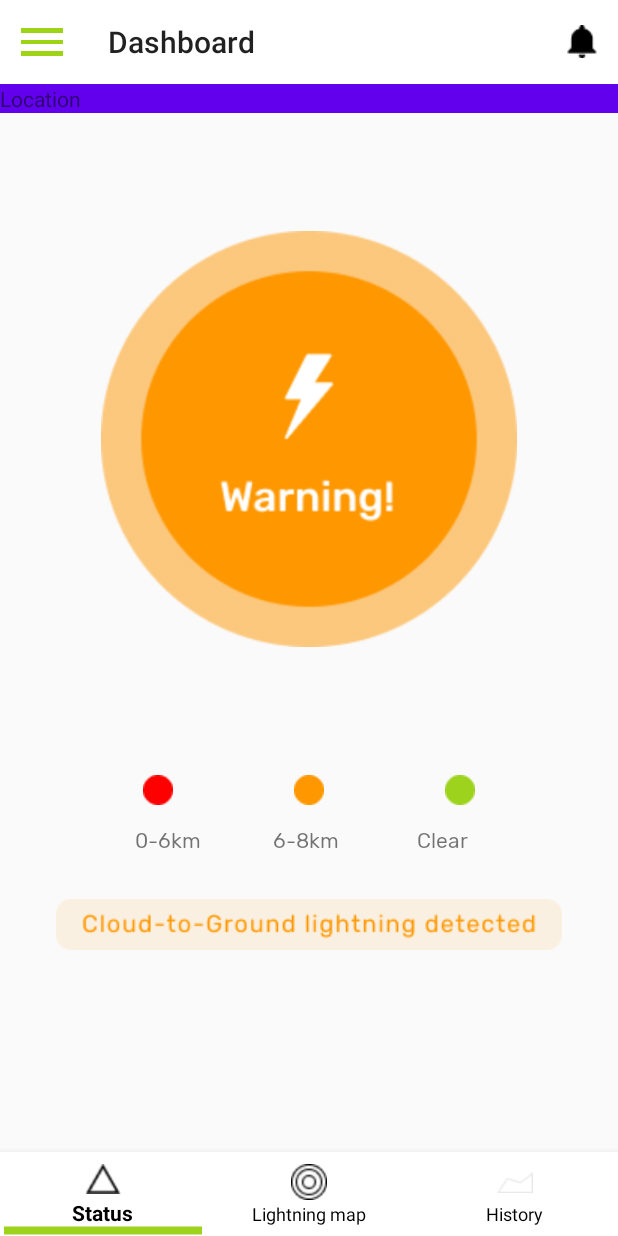
After one commit to npthongcs/Khind, an Android app: the StatusFragment screen opened directly, with no data from a screen before it, on a phone screen of 412 x 824 dp. The commit adds this screen. Run offline under Robolectric (Android 15) with nearby library versions, the phone set to English and light mode, and no system bars; 4 statements that could not run were skipped.

Commit message:
upload fr status

```diff
--- a/app/src/main/AndroidManifest.xml
+++ b/app/src/main/AndroidManifest.xml
@@ -12,9 +12,9 @@
         android:supportsRtl="true"
         android:theme="@style/Theme.AppCompat.Light.NoActionBar">
         <activity android:name=".activity.NotifyActivity"></activity>
-        <!-- <activity android:name=".activity.HomeActivity"></activity> -->
-        <activity android:name=".activity.MainActivity" />
-        <activity android:name=".activity.HomeActivity">
+         <activity android:name=".activity.HomeActivity"></activity>
+<!--        <activity android:name=".activity.MainActivity" />-->
+        <activity android:name=".activity.MainActivity">
             <intent-filter>
                 <action android:name="android.intent.action.MAIN" />
 
--- a/app/src/main/java/com/example/khind/activity/HomeActivity.kt
+++ b/app/src/main/java/com/example/khind/activity/HomeActivity.kt
@@ -5,6 +5,7 @@ import android.graphics.Bitmap
 import android.graphics.drawable.BitmapDrawable
 import android.graphics.drawable.Drawable
 import android.os.Bundle
+import android.util.Log
 import android.view.Menu
 import android.view.MenuItem
 import android.widget.Toast
@@ -13,30 +14,90 @@ import androidx.appcompat.widget.Toolbar
 import androidx.core.content.ContextCompat
 import androidx.core.view.GravityCompat
 import androidx.drawerlayout.widget.DrawerLayout
+import androidx.fragment.app.Fragment
+import androidx.lifecycle.ViewModelProvider
 import com.example.khind.R
+import com.example.khind.fragment.StatusFragment
+import com.example.khind.model.Sensor
+import com.example.khind.viewmodel.HomeViewModel
+import com.example.khind.viewmodel.LoginViewModel
 import com.google.android.material.bottomnavigation.BottomNavigationView
 import com.google.android.material.navigation.NavigationView
+import kotlin.math.log
 
 
-class HomeActivity : AppCompatActivity() {
+class HomeActivity : AppCompatActivity(){
 
-    lateinit var mDrawerLayout: DrawerLayout
+    private lateinit var mDrawerLayout: DrawerLayout
+    private var loginViewModel = LoginViewModel()
+    private var homeViewModel = HomeViewModel()
+    private lateinit var token: String
+    private lateinit var reToken: String
+    var type: String = ""
 
     override fun onCreate(savedInstanceState: Bundle?) {
         super.onCreate(savedInstanceState)
         setContentView(R.layout.activity_home)
 
+        loginViewModel = ViewModelProvider(this).get(LoginViewModel::class.java)
+        homeViewModel = ViewModelProvider(this).get(HomeViewModel::class.java)
+
+        token = intent.getStringExtra("token").toString()
+        reToken = intent.getStringExtra("reToken").toString()
+        loginViewModel.setToken(token,reToken)
+
+        makeObserver()
         setupToolBar()
         setupMenuBar()
         setupBottomNavigation()
 
+        homeViewModel.callAPISensors(token)
+        val fr = StatusFragment()
+        loadFragment(fr)
     }
+
+    fun getViewModelLogin(): LoginViewModel {
+        return this.loginViewModel
+    }
+
+    fun getViewModelHome(): HomeViewModel{
+        return this.homeViewModel
+    }
+
+    private fun makeObserver() {
+        loginViewModel.getReTokenLiveDataObserver().observe(this,{
+            if (it!=null){
+                token = it.data.token.token
+                reToken = it.data.token.refresh_token
+                loginViewModel.setToken(token, reToken)
+                Log.d("refresh token home activity",token)
+                when (type){
+                    "GET_SENSOR" -> homeViewModel.callAPISensors(token)
+                }
+            }
+        })
+
+        homeViewModel.getSensorsLiveDataObserver().observe(this,{
+            if (it!=null){
+                homeViewModel.setListSensorData(it.data)
+                homeViewModel.setNowSensorData(it.data[0])
+            } else {
+                type = "GET_SENSOR"
+                loginViewModel.callAPIRefreshToken(token,reToken)
+            }
+        })
+    }
+
 
     private fun setupBottomNavigation() {
         val botNav: BottomNavigationView = findViewById(R.id.bottom_nav)
         botNav.setOnNavigationItemSelectedListener {
             when (it.itemId){
-                R.id.status -> Toast.makeText(this,"status",Toast.LENGTH_SHORT).show()
+                R.id.status -> {
+                    title = "Status"
+                    if (homeViewModel.getNowSensorData()==null) homeViewModel.callAPISensors(token)
+                    loadFragment(StatusFragment())
+                }
                 R.id.mapview -> Toast.makeText(this,"map view",Toast.LENGTH_SHORT).show()
                 R.id.history -> Toast.makeText(this,"history",Toast.LENGTH_SHORT).show()
                 else -> false
@@ -44,6 +105,14 @@ class HomeActivity : AppCompatActivity() {
             return@setOnNavigationItemSelectedListener true
         }
 
+    }
+
+    private fun loadFragment(fragment: Fragment) {
+        // load fragment
+        val transaction = supportFragmentManager.beginTransaction()
+        transaction.replace(R.id.container, fragment)
+        transaction.addToBackStack(null)
+        transaction.commit()
     }
 
     private fun setupToolBar() {
--- /dev/null
+++ b/app/src/main/java/com/example/khind/fragment/StatusFragment.kt
@@ -0,0 +1,74 @@
+package com.example.khind.fragment
+
+import android.os.Bundle
+import android.util.Log
+import androidx.fragment.app.Fragment
+import android.view.LayoutInflater
+import android.view.View
+import android.view.ViewGroup
+import android.widget.ImageView
+import androidx.lifecycle.ViewModelProvider
+import com.example.khind.R
+import com.example.khind.activity.HomeActivity
+import com.example.khind.model.Sensor
+import com.example.khind.viewmodel.HomeViewModel
+import com.example.khind.viewmodel.LoginViewModel
+
+class StatusFragment : Fragment() {
+
+    private lateinit var token: String
+    lateinit var reToken: String
+    private lateinit var loginViewModel: LoginViewModel
+    private lateinit var homeViewModel: HomeViewModel
+    private lateinit var homeActivity: HomeActivity
+    private lateinit var imgStatus: ImageView
+    lateinit var imgStatusText: ImageView
+
+    override fun onCreate(savedInstanceState: Bundle?) {
+        super.onCreate(savedInstanceState)
+        homeActivity = activity as HomeActivity
+
+        loginViewModel = homeActivity.getViewModelLogin()
+        homeViewModel = homeActivity.getViewModelHome()
+
+        token = loginViewModel.getTokenLogin()
+        reToken = loginViewModel.getReTokenLogin()
+
+        makeObserver()
+    }
+
+    private fun makeObserver() {
+        homeViewModel.getSensorsLiveDataObserver().observe(this,{
+            if (it!=null) setState()
+        })
+    }
+
+    private fun setState() {
+        val sensor = homeViewModel.getNowSensorData()
+        Log.d("sensor","go go")
+        if (sensor==null) homeViewModel.callAPISensors(token)
+        else {
+            when (sensor.alarm){
+                "clear" -> {
+                    imgStatus.setImageResource(R.drawable.green_status)
+                    imgStatusText.visibility = View.GONE
+                }
+                "warning" -> imgStatus.setImageResource(R.drawable.orange_status)
+                "alert" -> imgStatus.setImageResource(R.drawable.red_status)
+            }
+        }
+    }
+
+
+    override fun onCreateView(
+        inflater: LayoutInflater, container: ViewGroup?,
+        savedInstanceState: Bundle?
+    ): View? {
+        // Inflate the layout for this fragment
+        val view = inflater.inflate(R.layout.fragment_status, container, false)
+        imgStatus = view.findViewById(R.id.imgStatus)
+        imgStatusText = view.findViewById(R.id.idStatusText)
+        return view
+    }
+
+}
--- a/app/src/main/java/com/example/khind/interface/ApiService.kt
+++ b/app/src/main/java/com/example/khind/interface/ApiService.kt
@@ -1,14 +1,28 @@
 package com.example.khind.`interface`
 
+import com.example.khind.model.RefreshToken
 import com.example.khind.model.ResponseLogin
+import com.example.khind.model.ResponseSensor
+import com.example.khind.model.Token
 import retrofit2.Call
+import retrofit2.http.GET
+import retrofit2.http.Header
 import retrofit2.http.POST
 import retrofit2.http.Query
 
 interface ApiService {
     @POST("auth/sign_in")
     fun login(
-        @Query("email") email:String,
-        @Query("password") password:String
+        @Query("email") email: String,
+        @Query("password") password: String
     ): Call<ResponseLogin>
+
+    @GET("sensors")
+    fun getSensors(@Header("X-Http-Token") token: String): Call<ResponseSensor>
+
+    @POST("auth/refresh_token")
+    fun refreshToken(
+        @Header("X-Refresh-Token") token: String,
+        @Query("refresh_token") reToken: String
+    ) : Call<RefreshToken>
 }
--- a/app/src/main/java/com/example/khind/model/ResponseLogin.kt
+++ b/app/src/main/java/com/example/khind/model/ResponseLogin.kt
@@ -4,4 +4,8 @@ data class ResponseLogin(val data: Data)
 
 data class Data(val id: String, val email: String, val token: Token)
 
+data class RefreshToken(val data: ReData)
+
+data class ReData (val token: Token)
+
 data class Token(val token: String, val expired_at: String, val refresh_token: String)
--- /dev/null
+++ b/app/src/main/java/com/example/khind/repository/HomeRepository.kt
@@ -0,0 +1,40 @@
+package com.example.khind.repository
+
+import android.util.Log
+import androidx.lifecycle.MutableLiveData
+import com.example.khind.RetroInstance
+import com.example.khind.`interface`.ApiService
+import com.example.khind.model.ResponseSensor
+import retrofit2.Call
+import retrofit2.Callback
+import retrofit2.Response
+
+class HomeRepository {
+    private val retroInstance : ApiService = RetroInstance.getRetroInstance().create(ApiService::class.java)
+    var sensorsLiveData = MutableLiveData<ResponseSensor>()
+
+    fun sensorsLiveDataObserver(): MutableLiveData<ResponseSensor>{
+        return sensorsLiveData
+    }
+
+    fun fetchSensors(token: String){
+        val call = retroInstance.getSensors(token)
+        call.enqueue(object : Callback<ResponseSensor>{
+            override fun onResponse(
+                call: Call<ResponseSensor>,
+                response: Response<ResponseSensor>
+            ) {
+                Log.d("call api","sensor")
+                if (response.code()==200) sensorsLiveData.postValue(response.body())
+                else sensorsLiveData.postValue(null)
+            }
+
+            override fun onFailure(call: Call<ResponseSensor>, t: Throwable) {
+                sensorsLiveData.postValue(null)
+                Log.d("call api fetch sensors","failed")
+            }
+
+        })
+    }
+
+}
--- /dev/null
+++ b/app/src/main/java/com/example/khind/repository/LoginRepository.kt
@@ -0,0 +1,59 @@
+package com.example.khind.repository
+
+import android.util.Log
+import androidx.lifecycle.MutableLiveData
+import com.bumptech.glide.manager.RequestManagerFragment
+import com.example.khind.RetroInstance
+import com.example.khind.`interface`.ApiService
+import com.example.khind.model.RefreshToken
+import com.example.khind.model.ResponseLogin
+import com.example.khind.model.Token
+import retrofit2.Call
+import retrofit2.Callback
+import retrofit2.Response
+
+
+class LoginRepository {
+    private var reTokenLiveData = MutableLiveData<RefreshToken>()
+    var loginLiveData = MutableLiveData<ResponseLogin>()
+    private val retroInstance: ApiService = RetroInstance.getRetroInstance().create(ApiService::class.java)
+
+    fun reTokenLiveDataObserver(): MutableLiveData<RefreshToken>{
+        return reTokenLiveData
+    }
+
+    fun loginLiveDataObserver(): MutableLiveData<ResponseLogin>{
+        return loginLiveData
+    }
+
+    fun fetchLogin(email: String, password: String){
+        val call = retroInstance.login(email, password)
+        call.enqueue(object : Callback<ResponseLogin>{
+            override fun onResponse(call: Call<ResponseLogin>, response: Response<ResponseLogin>) {
+                if (response.code()==200) loginLiveData.postValue(response.body())
+                else loginLiveData.postValue(null)
+            }
+
+            override fun onFailure(call: Call<ResponseLogin>, t: Throwable) {
+                Log.d("call api login","failed")
+            }
+
+        })
+    }
+
+    fun fetchRefreshToken(token: String, reToken: String){
+        val call = retroInstance.refreshToken(token,reToken)
+        call.enqueue(object : Callback<RefreshToken>{
+            override fun onResponse(call: Call<RefreshToken>, response: Response<RefreshToken>) {
+                if (response.code()==200) reTokenLiveData.postValue(response.body())
+                else reTokenLiveData.postValue(null)
+            }
+
+            override fun onFailure(call: Call<RefreshToken>, t: Throwable) {
+                reTokenLiveData.postValue(null)
+                Log.d("call api refresh token","failed")
+            }
+
+        })
+    }
+}
--- /dev/null
+++ b/app/src/main/java/com/example/khind/viewmodel/HomeViewModel.kt
@@ -0,0 +1,35 @@
+package com.example.khind.viewmodel
+
+import androidx.lifecycle.MutableLiveData
+import androidx.lifecycle.ViewModel
+import com.example.khind.model.ResponseSensor
+import com.example.khind.model.Sensor
+import com.example.khind.repository.HomeRepository
+
+class HomeViewModel : ViewModel() {
+    private val mHomeRepository = HomeRepository()
+    var listSensor = ArrayList<Sensor>()
+    var nowSensor: Sensor? = null
+
+    fun setListSensorData(data: ArrayList<Sensor>){
+        listSensor = data
+    }
+
+    fun getListSensorData(): ArrayList<Sensor>{
+        return listSensor
+    }
+
+    fun setNowSensorData(data: Sensor){
+        nowSensor = data
+    }
+
+    fun getNowSensorData(): Sensor?{
+        return nowSensor
+    }
+
+    fun callAPISensors(token: String) = mHomeRepository.fetchSensors(token)
+
+    fun getSensorsLiveDataObserver(): MutableLiveData<ResponseSensor> {
+        return mHomeRepository.sensorsLiveDataObserver()
+    }
+}
--- /dev/null
+++ b/app/src/main/java/com/example/khind/viewmodel/LoginViewModel.kt
@@ -0,0 +1,32 @@
+package com.example.khind.viewmodel
+
+import androidx.lifecycle.ViewModel
+import com.example.khind.repository.LoginRepository
+
+class LoginViewModel: ViewModel() {
+    private val loginRepository = LoginRepository()
+
+    var token: String = ""
+    var reToken: String = ""
+
+    fun setToken(token: String, reToken: String){
+        this.token = token
+        this.reToken = reToken
+    }
+
+    fun getTokenLogin():String {
+        return token
+    }
+
+    fun getReTokenLogin():String {
+        return reToken
+    }
+
+    fun getReTokenLiveDataObserver() = loginRepository.reTokenLiveDataObserver()
+
+    fun getLoginLiveDataObserver() = loginRepository.loginLiveDataObserver()
+
+    fun callAPILogin(email: String, password: String) = loginRepository.fetchLogin(email,password)
+
+    fun callAPIRefreshToken(token: String, reToken: String) = loginRepository.fetchRefreshToken(token, reToken)
+}
--- a/app/src/main/res/layout/activity_home.xml
+++ b/app/src/main/res/layout/activity_home.xml
@@ -21,20 +21,34 @@
             app:layout_constraintStart_toStartOf="parent"
             app:layout_constraintTop_toTopOf="parent" />
 
+        <TextView
+            android:id="@+id/changeLocation"
+            android:layout_width="match_parent"
+            android:layout_height="wrap_content"
+            android:text="Location"
+            android:background="@color/design_default_color_primary"
+            app:layout_constraintEnd_toEndOf="parent"
+            app:layout_constraintStart_toStartOf="parent"
+            app:layout_constraintTop_toBottomOf="@id/toolbar" />
+
         <FrameLayout
+            android:id="@+id/container"
             android:layout_width="match_parent"
-            android:layout_height="match_parent">
+            android:layout_height="match_parent"
+            android:layout_marginTop="100dp">
 
             <com.google.android.material.bottomnavigation.BottomNavigationView
+                android:id="@+id/bottom_nav"
                 android:layout_width="match_parent"
                 android:layout_height="wrap_content"
-                android:id="@+id/bottom_nav"
+                android:layout_marginEnd="0dp"
+                android:layout_marginStart="0dp"
                 android:layout_gravity="bottom"
                 android:background="@color/white"
                 app:itemBackground="@drawable/check_uncheck"
+                app:itemIconTint="@color/black"
                 app:itemTextColor="@color/black"
-                app:itemIconTint="@color/black"
-                app:menu="@menu/bot_nav_menu"/>
+                app:menu="@menu/bot_nav_menu" />
 
         </FrameLayout>
 
--- a/app/src/main/res/layout/activity_main.xml
+++ b/app/src/main/res/layout/activity_main.xml
@@ -96,6 +96,7 @@
             android:backgroundTint="@color/black"
             android:fontFamily="@font/rubik"
             android:text="Login"
+            android:textColor="@color/white"
             android:textSize="16sp"
             app:layout_constraintEnd_toEndOf="parent"
             app:layout_constraintHorizontal_bias="0.5"
--- /dev/null
+++ b/app/src/main/res/layout/fragment_status.xml
@@ -0,0 +1,102 @@
+<?xml version="1.0" encoding="utf-8"?>
+<androidx.constraintlayout.widget.ConstraintLayout xmlns:android="http://schemas.android.com/apk/res/android"
+    xmlns:app="http://schemas.android.com/apk/res-auto"
+    xmlns:tools="http://schemas.android.com/tools"
+    android:layout_width="match_parent"
+    android:layout_height="match_parent"
+    tools:context=".fragment.StatusFragment">
+
+
+    <ImageView
+        android:id="@+id/imgStatus"
+        android:layout_width="277dp"
+        android:layout_height="285dp"
+        android:layout_marginTop="50dp"
+        android:src="@drawable/orange_status"
+        app:layout_constraintEnd_toEndOf="parent"
+        app:layout_constraintHorizontal_bias="0.5"
+        app:layout_constraintStart_toStartOf="parent"
+        app:layout_constraintTop_toTopOf="parent" />
+
+    <ImageView
+        android:id="@+id/imageView4"
+        android:layout_width="wrap_content"
+        android:layout_height="wrap_content"
+        android:layout_marginStart="110dp"
+        android:layout_marginTop="81dp"
+        android:layout_marginEnd="65dp"
+        android:src="@drawable/ellipse_red"
+        app:layout_constraintEnd_toStartOf="@+id/imageView5"
+        app:layout_constraintStart_toStartOf="parent"
+        app:layout_constraintTop_toBottomOf="@+id/imgStatus" />
+
+    <ImageView
+        android:id="@+id/imageView5"
+        android:layout_width="wrap_content"
+        android:layout_height="wrap_content"
+        android:layout_marginStart="15dp"
+        android:layout_marginTop="81dp"
+        android:layout_marginEnd="15dp"
+        android:src="@drawable/ellipse_ora"
+        app:layout_constraintEnd_toStartOf="@+id/imageView6"
+        app:layout_constraintStart_toEndOf="@+id/imageView4"
+        app:layout_constraintTop_toBottomOf="@+id/imgStatus" />
+
+    <ImageView
+        android:id="@+id/imageView6"
+        android:layout_width="wrap_content"
+        android:layout_height="wrap_content"
+        android:layout_marginStart="65dp"
+        android:layout_marginTop="81dp"
+        android:layout_marginEnd="110dp"
+        android:src="@drawable/ellipe_green"
+        app:layout_constraintEnd_toEndOf="parent"
+        app:layout_constraintStart_toEndOf="@+id/imageView5"
+        app:layout_constraintTop_toBottomOf="@+id/imgStatus" />
+
+    <TextView
+        android:id="@+id/textView6"
+        android:layout_width="wrap_content"
+        android:layout_height="wrap_content"
+        android:layout_marginStart="90dp"
+        android:layout_marginTop="15dp"
+        android:fontFamily="@font/rubik"
+        android:text="0-6km"
+        app:layout_constraintStart_toStartOf="parent"
+        app:layout_constraintTop_toBottomOf="@+id/imageView4" />
+
+    <TextView
+        android:id="@+id/textView7"
+        android:layout_width="wrap_content"
+        android:layout_height="wrap_content"
+        android:layout_marginStart="57dp"
+        android:layout_marginTop="15dp"
+        android:layout_marginEnd="61dp"
+        android:fontFamily="@font/rubik"
+        android:text="6-8km"
+        app:layout_constraintEnd_toStartOf="@+id/textView8"
+        app:layout_constraintStart_toEndOf="@+id/textView6"
+        app:layout_constraintTop_toBottomOf="@+id/imageView5" />
+
+    <TextView
+        android:id="@+id/textView8"
+        android:layout_width="wrap_content"
+        android:layout_height="wrap_content"
+        android:layout_marginTop="15dp"
+        android:layout_marginEnd="100dp"
+        android:fontFamily="@font/rubik"
+        android:text="Clear"
+        app:layout_constraintEnd_toEndOf="parent"
+        app:layout_constraintTop_toBottomOf="@+id/imageView6" />
+
+    <ImageView
+        android:id="@+id/idStatusText"
+        android:layout_width="wrap_content"
+        android:layout_height="wrap_content"
+        android:layout_marginTop="30dp"
+        android:src="@drawable/group2"
+        app:layout_constraintEnd_toEndOf="parent"
+        app:layout_constraintHorizontal_bias="0.5"
+        app:layout_constraintStart_toStartOf="parent"
+        app:layout_constraintTop_toBottomOf="@+id/textView6" />
+</androidx.constraintlayout.widget.ConstraintLayout>
--- a/app/src/main/res/values/strings.xml
+++ b/app/src/main/res/values/strings.xml
@@ -1,4 +1,6 @@
 <resources>
     <string name="app_name">Khind</string>
     <!-- TODO: Remove or change this placeholder text -->
+    <string name="hello_blank_fragment">Hello blank fragment</string>
+    <!-- TODO: Remove or change this placeholder text -->
 </resources>
```
Also changed, not shown: app/src/main/java/com/example/khind/activity/MainActivity.kt (+16 -15 lines), app/src/main/java/com/example/khind/activity/NotifyActivity.kt (+10 -1 lines), app/src/main/java/com/example/khind/model/ResponseSensor.kt (added, +13 -0 lines).
